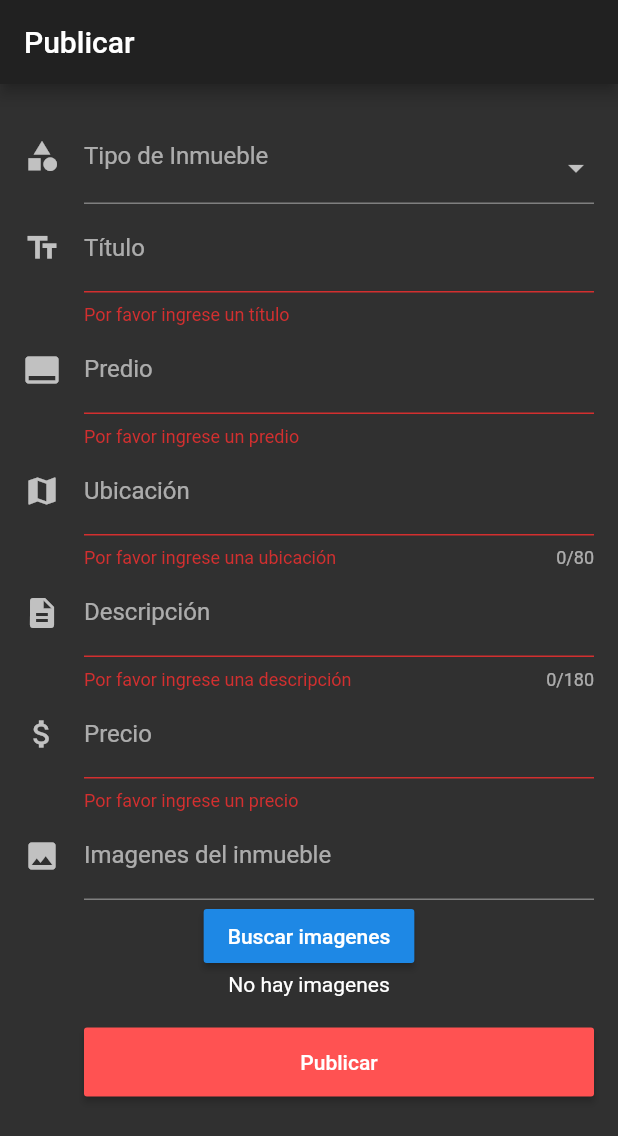
After one commit to velascoandrs/azur, a Flutter app: the PublicacionCrear screen opened directly, on a phone screen of 412 x 824 dp. The commit adds this screen. Shown: the top 1136 px of the screen. Run offline on Flutter 3.47's test engine with Material 2 defaults, Android fonts, the phone set to English and light mode, and no system bars; our stand-ins replace carousel_pro, file_picker, shared_preferences; accounts and stored records are empty.

Commit message:
formulario del registro de publicacion (parcial)

```diff
--- /dev/null
+++ b/azur/lib/formularios/formulario_publicacion.dart
@@ -0,0 +1,294 @@
+import 'package:azur/widgets/widgets_img_lib.dart';
+import 'package:flutter/material.dart';
+import 'package:file_picker/file_picker.dart';
+
+
+class FormularioCrearPublicacion extends StatefulWidget {
+  final String title= 'Registro de usuario';
+
+  @override
+  _FormularioCrearPublicacionState createState() => new _FormularioCrearPublicacionState();
+}
+
+
+class _FormularioCrearPublicacionState extends State<FormularioCrearPublicacion> {
+
+  final GlobalKey<FormState> _formKey = new GlobalKey<FormState>();
+  // Variables del formulario
+  List<String> _tiposInmueble = <String>['','Casa', 'Oficina', 'Terreno'];
+  String _nombreTipo = '';
+
+  // Diccionarios de rutas
+  Map<String, String> _rutasImagenes;
+  // Lista de rutas
+  List<String> imagenesInmueble;
+  List<String> _rutasImg = [];
+
+  int _predio;
+  String _ubicacion = "";
+  String _titulo = "";
+  String _descripcion = "";
+  double _precio = 0.00;
+  int _tipoInmuebleId = 0;
+
+  void _abrirExporadorArchivos() async{
+    _rutasImagenes = null;
+    _rutasImagenes = await FilePicker.getMultiFilePath(type: FileType.IMAGE );
+    if (!mounted) return;
+    setState(() {
+      imagenesInmueble = _rutasImagenes.values.toList();
+    });
+  }
+
+  @override
+  Widget build(BuildContext context) {
+    // TODO: implement build
+    return new SafeArea(
+      top: false,
+      bottom: false,
+      left: true,
+      right: true,
+      child: new Form(
+        key: _formKey,
+        autovalidate: true,
+        child: new ListView(
+          padding: const EdgeInsets.all(16),
+          children: <Widget>[
+              construir_campo_tipo(),
+              construir_campo_titulo(),
+              construir_campo_predio(),
+              construir_campo_ubicacion(),
+              construir_campo_descripcion(),
+              construir_campo_precio(),
+              construir_campo_imagenes(),
+              construir_navegador_archivos(),
+              construir_boton_submit(),
+          ],
+        ),
+      ),
+    );
+  }
+
+
+  // Construye el campo para la descripcion
+  Widget construir_campo_descripcion(){ // ignore: non_constant_identifier_names
+    return new  TextFormField(
+      decoration: const InputDecoration(
+        icon: const Icon(Icons.description),
+        hintText: "Descripción del inmueble",
+        labelText: "Descripción",
+      ),
+      maxLength: 180,
+      validator: (String valor){
+        if(valor.isEmpty){
+          return 'Por favor ingrese una descripción';
+        }
+      },
+      onSaved: (String valor){
+        setState(() {
+          _descripcion = valor;
+          print("La descripción ingresada es $_descripcion");
+
+        });
+      },
+    );
+  }
+
+  // Construye el campo para el numero de predio
+  Widget construir_campo_predio(){ // ignore: non_constant_identifier_names
+    return new  TextFormField(
+      keyboardType: TextInputType.number,
+      decoration: const InputDecoration(
+        icon: const Icon(Icons.call_to_action),
+        hintText: "Ingrese el predio del inmueble",
+        labelText: "Predio",
+      ),
+      validator: (String valor){
+        if(valor.isEmpty){
+          return 'Por favor ingrese un predio';
+        }
+        // Llamar al servicio para consultar si el predio existe
+      },
+      onSaved: (valor){
+        setState(() {
+          _predio = int.parse(valor);
+          print("El predio ingresado es $_predio");
+        });
+      },
+    );
+  }
+
+  // Construye el campo para el numero de precio
+  Widget construir_campo_precio(){ // ignore: non_constant_identifier_names
+    return new  TextFormField(
+      keyboardType: TextInputType.number,
+      decoration: const InputDecoration(
+        icon: const Icon(Icons.attach_money),
+        hintText: "Precio del inmueble",
+        labelText: "Precio",
+      ),
+      validator: (String valor){
+        if(valor.isEmpty){
+          return 'Por favor ingrese un precio';
+        }
+        // Llamar al servicio para consultar si el predio existe
+      },
+      onSaved: (valor){
+        setState(() {
+          _precio = double.parse(valor);
+          print("El precio ingresado es $_precio");
+        });
+      },
+    );
+  }
+
+  // Construye el campo para el titulo
+  Widget construir_campo_titulo(){ // ignore: non_constant_identifier_names
+    return new  TextFormField(
+      decoration: const InputDecoration(
+        icon: const Icon(Icons.text_fields),
+        hintText: "Ingrese el título de la publicación",
+        labelText: "Título",
+      ),
+      validator: (String valor){
+        if(valor.isEmpty){
+          return 'Por favor ingrese un título';
+        }
+      },
+      onSaved: (String valor){
+        setState(() {
+          _titulo = valor;
+          print("El titulo ingresado es $_titulo");
+
+        });
+      },
+    );
+  }
+
+  // Construye el campo para la ubicacion
+  Widget construir_campo_ubicacion(){ // ignore: non_constant_identifier_names
+    return new  TextFormField(
+      decoration: const InputDecoration(
+        icon: const Icon(Icons.map),
+        hintText: "Ingrese la ubicación del inmueble",
+        labelText: "Ubicación",
+      ),
+      maxLength: 80,
+      validator: (String valor){
+        if(valor.isEmpty){
+          return 'Por favor ingrese una ubicación';
+        }
+      },
+      onSaved: (String valor){
+        setState(() {
+          _ubicacion = valor;
+          print("El ubicación ingresado es $_ubicacion");
+
+        });
+      },
+    );
+  }
+
+  // Construye el campo para la ubicacion
+  Widget construir_campo_tipo(){   // ignore: non_constant_identifier_names
+    return new FormField(
+      onSaved: (valor){
+        setState(() {
+            _tipoInmuebleId = _tiposInmueble.indexOf(valor);
+            print("Tipo de inmueble es $_tipoInmuebleId");
+
+        });
+      },
+      builder: (FormFieldState state){
+        return InputDecorator(
+          decoration: InputDecoration(
+            icon: const Icon(Icons.category),
+            labelText: 'Tipo de Inmueble',
+          ),
+          isEmpty: _nombreTipo == '',
+          child: new DropdownButtonHideUnderline(
+            child: new DropdownButton(
+              value: _nombreTipo,
+              isDense: true,
+              onChanged: (String valor){
+                setState(() {
+                  _nombreTipo = valor;
+                  state.didChange(valor);
+                });
+              },
+              items: _tiposInmueble.map((String valor){
+                return new DropdownMenuItem(
+                  value: valor,
+                  child: new Text(valor),
+                );
+              }).toList(),
+            ),
+          ),
+        );
+      },
+    );
+  }
+
+  Widget construir_campo_imagenes(){   // ignore: non_constant_identifier_names
+    return new FormField(
+      onSaved: (valor){
+        setState(() {
+          _rutasImg = imagenesInmueble;
+          print("Rutas img del inmueble es $_rutasImg");
+
+        });
+      },
+      builder: (FormFieldState state){
+        return InputDecorator(
+          decoration: InputDecoration(
+            icon: const Icon(Icons.image),
+            labelText: 'Imagenes del inmueble',
+            hintText: "Ingrese de 2 a 5 imagenes",
+          ),
+          isEmpty: imagenesInmueble == null || imagenesInmueble.length < 2 && imagenesInmueble.length > 5,
+          child: null,
+
+        );
+      },
+    );
+  }
+
+  // Construir boton de submit
+  Widget construir_boton_submit(){  // ignore: non_constant_identifier_names
+    return new Container(
+        padding: const EdgeInsets.only(left: 40.0, top: 20.0),
+        child: new MaterialButton(
+          color: Colors.redAccent,
+          minWidth: MediaQuery.of(context).size.width,
+          padding: EdgeInsets.fromLTRB(20.0, 15.0, 20.0, 15.0),
+          child: const Text('Publicar'),
+          onPressed: ()async{
+            //Llamar al servicio de crear
+            // Si el formulario es valido
+            if (_formKey.currentState.validate()) {
+              // Si es valido se mostrar un mensaje
+              Scaffold.of(context)
+                  .showSnackBar(SnackBar(content: Text('Procesando información..')));
+              _formKey.currentState.save();
+              // Llamar al servicio de registrar publicacion
+            }
+            // Redirigir a la pantalla de inicio
+          },
+        )
+    );
+  }
+
+  Widget construir_navegador_archivos(){ // ignore: non_constant_identifier_names
+    return new Container(
+        child: new Column(
+        children: <Widget>[
+        new RaisedButton(
+          onPressed: ()=>_abrirExporadorArchivos(),
+              child: Text("Buscar imagenes"),
+          ),
+          imagenesInmueble!=null?new VisorImagenes(urls: imagenesInmueble,localStorage: true,):new Text("No hay imagenes"),
+        ],
+      ),
+    );
+  }
+}
--- a/azur/lib/pages/PublicacionCrear.dart
+++ b/azur/lib/pages/PublicacionCrear.dart
@@ -1,9 +1,10 @@
+import 'package:azur/formularios/formulario_publicacion.dart';
 import 'package:azur/servicios/publicacion.service.dart';
 import 'package:azur/widgets/widgets_img_lib.dart';
 import 'package:flutter/material.dart';
 import 'package:file_picker/file_picker.dart';
 
-
+/*
 class PublicacionCrear extends StatefulWidget {
 
 
@@ -169,3 +170,30 @@ class _PublicacionCrearState extends State<PublicacionCrear> {
    );
   }
 }
+
+*/
+
+class PublicacionCrear extends StatefulWidget {
+
+
+
+  @override
+  _PublicacionCrearState createState() => new _PublicacionCrearState();
+}
+class _PublicacionCrearState extends State<PublicacionCrear> {
+
+
+  @override
+  Widget build(BuildContext context) {
+    return new Scaffold(
+        appBar: new AppBar(
+          title: new Text("Publicar"),
+        ),
+        body: new Container(
+            child: new Center(
+              child: new FormularioCrearPublicacion(),
+            ),
+        )
+      );
+  }
+}
```
Also changed, not shown: 1 other file.
